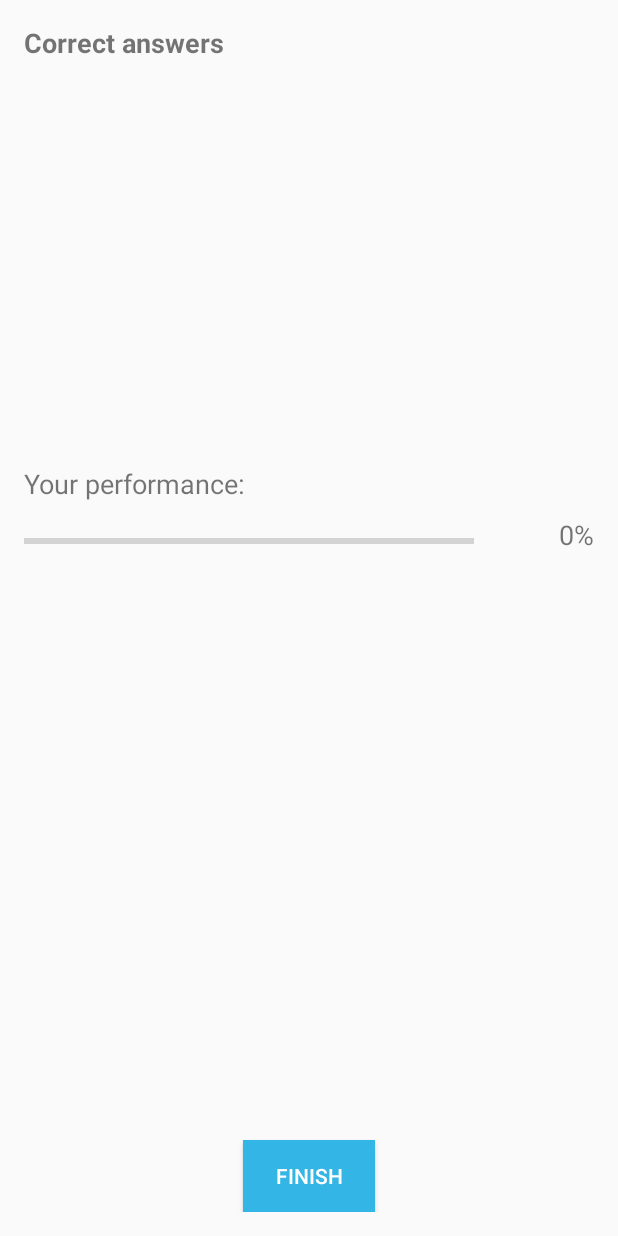
After one commit to rasjoy/ITCS_4180_HW4_Group34, an Android app: the layout activity_stats.xml on its own in the app's theme, with its tools: preview values and no code run, on a phone screen of 412 x 824 dp. The commit adds this screen. Run offline under Robolectric (Android 15) with nearby library versions, the phone set to English and light mode, and no system bars.

Commit message:
Stats UI done

```diff
--- /dev/null
+++ b/app/src/main/java/com/example/joyrasmussen/hw4_group34/StatsActivity.java
@@ -0,0 +1,19 @@
+package com.example.joyrasmussen.hw4_group34;
+
+import android.support.v7.app.AppCompatActivity;
+import android.os.Bundle;
+import android.widget.LinearLayout;
+
+public class StatsActivity extends AppCompatActivity {
+
+    @Override
+    protected void onCreate(Bundle savedInstanceState) {
+        super.onCreate(savedInstanceState);
+        setContentView(R.layout.activity_stats);
+
+        LinearLayout linearLayout = (LinearLayout) findViewById(R.id.linLayout);
+
+
+
+    }
+}
--- /dev/null
+++ b/app/src/main/res/layout/activity_stats.xml
@@ -0,0 +1,88 @@
+<?xml version="1.0" encoding="utf-8"?>
+<RelativeLayout xmlns:android="http://schemas.android.com/apk/res/android"
+    xmlns:tools="http://schemas.android.com/tools"
+    android:id="@+id/activity_stats"
+    android:layout_width="match_parent"
+    android:layout_height="match_parent"
+    android:paddingBottom="@dimen/activity_vertical_margin"
+    android:paddingLeft="@dimen/activity_horizontal_margin"
+    android:paddingRight="@dimen/activity_horizontal_margin"
+    android:paddingTop="@dimen/activity_vertical_margin"
+    tools:context="com.example.joyrasmussen.hw4_group34.StatsActivity">
+
+    <RelativeLayout
+        android:layout_width="match_parent"
+        android:layout_height="match_parent">
+
+        <TextView
+            android:text="@string/correctAnswersTextView"
+            android:layout_width="wrap_content"
+            android:layout_height="wrap_content"
+            android:id="@+id/correctAnswerTextView"
+            android:textStyle="normal|bold"
+            android:textSize="18sp"
+            android:layout_alignParentTop="true"
+            android:layout_alignParentLeft="true"
+            android:layout_alignParentStart="true" />
+
+        <Button
+            android:text="@string/finishButton"
+            android:layout_width="wrap_content"
+            android:layout_height="wrap_content"
+            android:layout_alignParentBottom="true"
+            android:layout_centerHorizontal="true"
+            android:id="@+id/button"
+            android:background="@android:color/holo_blue_light"
+            android:textColor="@android:color/background_light" />
+
+        <ScrollView
+            android:layout_width="match_parent"
+            android:layout_alignParentTop="true"
+            android:layout_centerHorizontal="true"
+            android:layout_marginTop="50dp"
+            android:layout_height="230dp"
+            android:fillViewport="true"
+            android:id="@+id/scrollView">
+
+            <LinearLayout
+                android:layout_width="match_parent"
+                android:layout_height="wrap_content"
+                android:orientation="vertical"
+                android:id="@+id/linLayout">
+
+
+            </LinearLayout>
+        </ScrollView>
+
+        <TextView
+            android:text="@string/performanceTextView"
+            android:layout_width="wrap_content"
+            android:layout_height="wrap_content"
+            android:layout_below="@+id/scrollView"
+            android:layout_alignParentLeft="true"
+            android:layout_alignParentStart="true"
+            android:layout_marginTop="14dp"
+            android:id="@+id/textView2"
+            android:textSize="18sp" />
+
+        <ProgressBar
+            style="?android:attr/progressBarStyleHorizontal"
+            android:layout_height="wrap_content"
+            android:layout_below="@+id/textView2"
+            android:layout_marginTop="18dp"
+            android:id="@+id/progressBar6"
+            android:layout_width="300dp" />
+
+        <TextView
+            android:text="@string/percentageTextView"
+            android:layout_width="wrap_content"
+            android:layout_height="wrap_content"
+            android:id="@+id/percentageTextView"
+            android:textSize="18sp"
+            android:layout_alignBottom="@+id/progressBar6"
+            android:layout_alignParentRight="true"
+            android:layout_alignParentEnd="true" />
+
+    </RelativeLayout>
+
+</RelativeLayout>
--- a/app/src/main/res/values/strings.xml
+++ b/app/src/main/res/values/strings.xml
@@ -8,4 +8,9 @@
     <string name="startTimer">Time Left: 120 seconds</string>
     <string name="previousButton">Previous</string>
     <string name="nextButton">Next</string>
+    <string name="correctAnswersTextView">Correct answers</string>
+    <string name="finishButton">Finish</string>
+    <string name="performanceTextView">Your performance: </string>
+    <string name="percentageTextView">0%</string>
+
 </resources>
```
